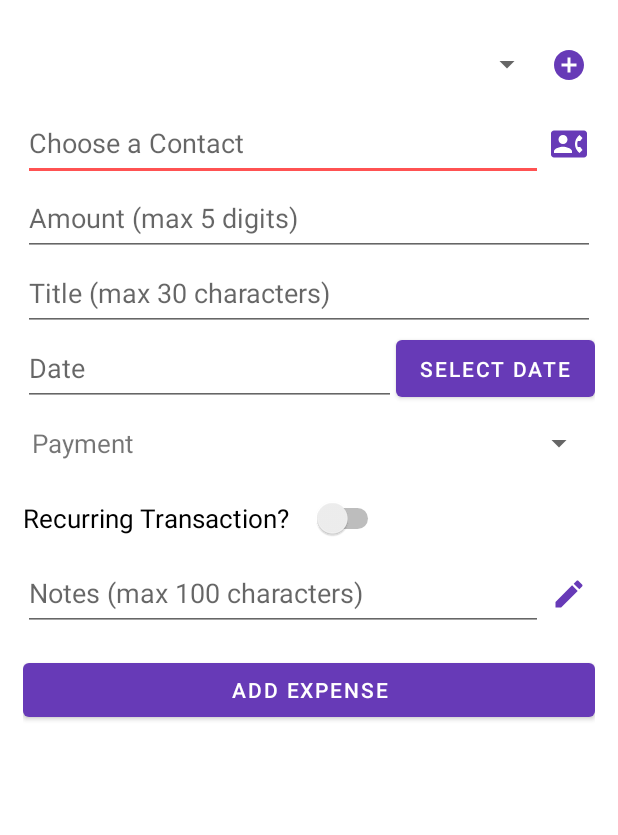
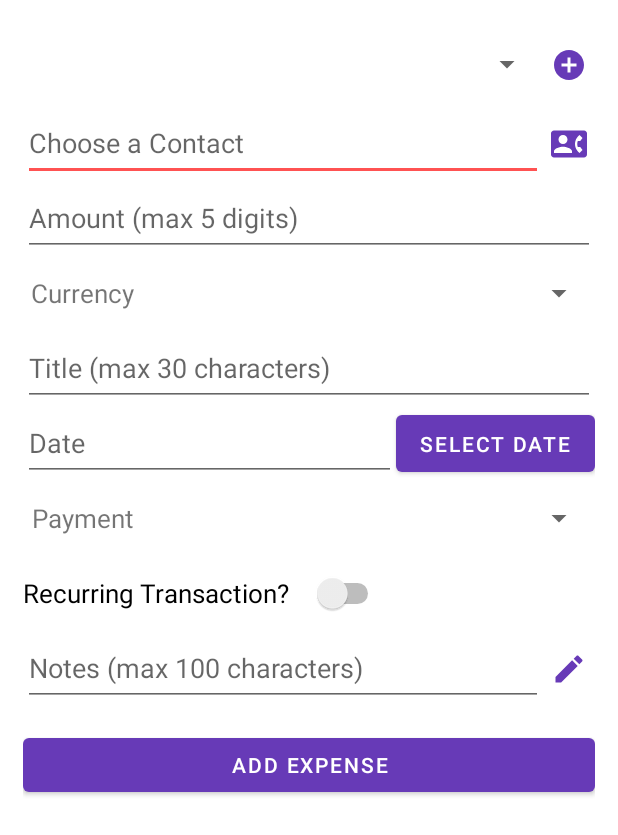
Before and after one commit to Abhishek-Kulkarni93/MoneyControl_V3, an Android app: the layout fragment_add_expense.xml on its own in the app's theme, with its tools: preview values and no code run, on a phone screen of 412 x 824 dp. Shown: the top 835 px of the screen. Run offline under Robolectric (Android 15) with nearby library versions, the phone set to English and light mode, and no system bars.

Commit message:
change currency feature added in add/edit expenses

```diff
--- a/app/src/main/java/com/example/bitcashier/HomeFragment.java
+++ b/app/src/main/java/com/example/bitcashier/HomeFragment.java
@@ -119,6 +119,7 @@ public class HomeFragment extends Fragment {
             }
         });
 
+        if (userTotalIncome > 0 && userTotalExpense > 0) {
             ArrayList<PieEntry> overviewData = new ArrayList<>();
             overviewData.add(new PieEntry((float) totalIncomeObj.getOtherAmount(), "Income"));
             overviewData.add(new PieEntry((float) totalExpenseObj.getOtherAmount(), "Expense"));
@@ -138,7 +139,8 @@ public class HomeFragment extends Fragment {
             pieData.setValueTextColor(Color.BLACK);
 
             overviewPieChart.setData(pieData);
-        overviewPieChart.animate();
+            overviewPieChart.animateX(2000);
+        }
 
         // Inflate the layout for this fragment
         return homeFragmentView;
--- a/app/src/main/res/layout/card_view_row_item.xml
+++ b/app/src/main/res/layout/card_view_row_item.xml
@@ -41,7 +41,7 @@
                 android:layout_height="wrap_content"
                 android:layout_weight="1"
                 android:id="@+id/tv_originalCurrency"
-                android:text="EUR (€)"
+                android:text="XC: $1458.71"
                 android:textStyle="bold"
                 android:textSize="15sp"
                 android:gravity="end"/>
--- a/app/src/main/res/layout/fragment_add_expense.xml
+++ b/app/src/main/res/layout/fragment_add_expense.xml
@@ -71,6 +71,27 @@
             android:hint="Amount (max 5 digits)"
             android:inputType="numberSigned|number|numberDecimal"
             android:text="" />
+
+        <LinearLayout
+            android:layout_width="match_parent"
+            android:layout_height="50dp"
+            android:orientation="horizontal">
+
+            <TextView
+                android:layout_width="wrap_content"
+                android:layout_height="match_parent"
+                android:gravity="center"
+                android:padding="5dp"
+                android:text="Currency"
+                android:textSize="17sp" />
+
+            <Spinner
+                android:id="@+id/spinner_expCurrency"
+                android:layout_width="match_parent"
+                android:layout_height="match_parent"
+                android:padding="5dp" />
+
+        </LinearLayout>
 
         <EditText
             android:id="@+id/editText_title"
```
Also changed, not shown: app/src/main/java/com/example/bitcashier/AddExpenseFragment.java (+20 -7 lines), app/src/main/java/com/example/bitcashier/EditExpenseFragment.java (+25 -9 lines), app/src/main/java/com/example/bitcashier/helpers/DbHelper.java (+6 -1 lines), app/src/main/java/com/example/bitcashier/helpers/ExpenseArrayAdapter.java (+11 -2 lines), app/src/main/java/com/example/bitcashier/models/Expense.java (+14 -2 lines), app/src/main/res/layout/fragment_edit_expense.xml (+21 -0 lines). Lines whose indentation alone changed are shown as unchanged.
